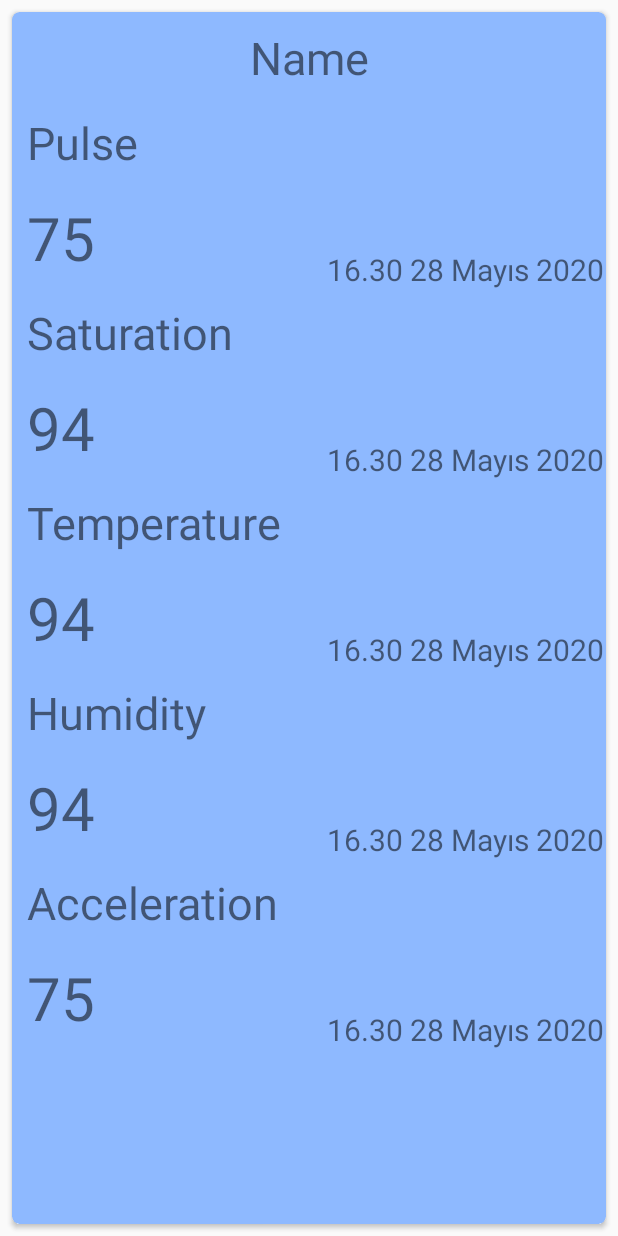
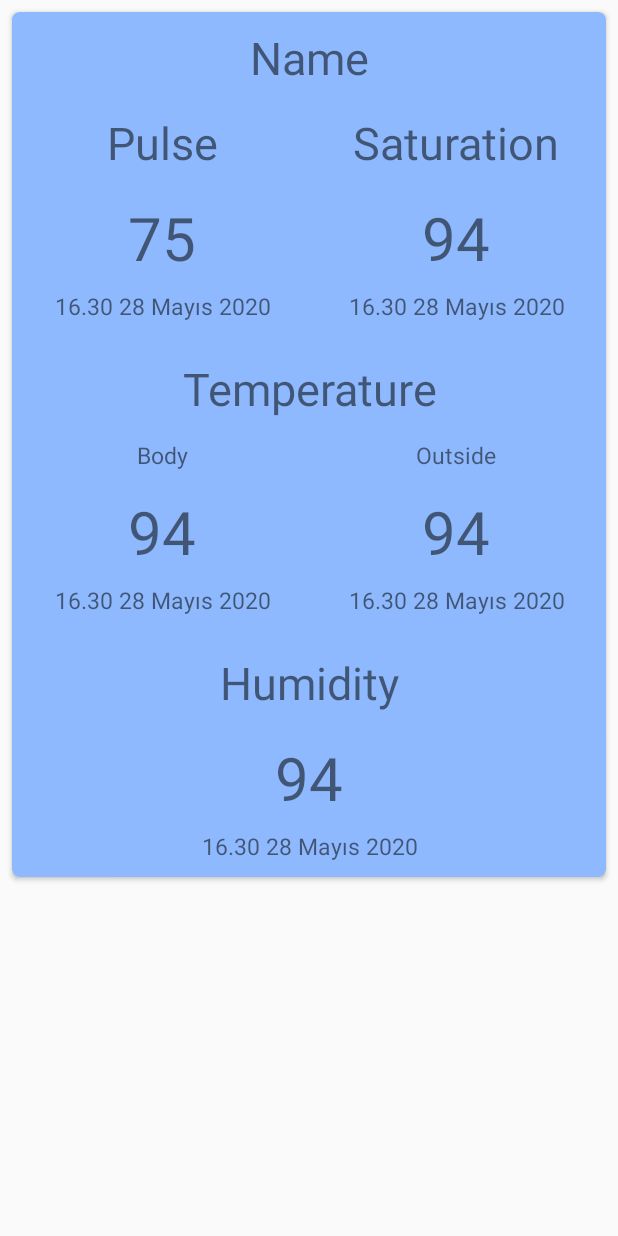
Before and after one commit to z61ahmetemre/Cristband, an Android app: the layout activity_main.xml on its own in the app's theme, with its tools: preview values and no code run, on a phone screen of 412 x 824 dp. Run offline under Robolectric (Android 15) with nearby library versions, the phone set to English and light mode, and no system bars.

Commit message:
some fixes

```diff
--- a/app/src/main/res/layout/activity_main.xml
+++ b/app/src/main/res/layout/activity_main.xml
@@ -5,9 +5,10 @@
     android:layout_width="match_parent"
     android:layout_height="match_parent"
     tools:context=".MainActivity">
-    <LinearLayout
+    <ScrollView
         android:layout_width="match_parent"
         android:layout_height="match_parent"
+        android:layout_marginBottom="8dp"
         android:orientation="vertical">
 
         <androidx.cardview.widget.CardView
@@ -33,13 +34,30 @@
                     android:textSize="30sp"
                     android:textAlignment="center"
                     android:layout_gravity="center"/>
-                <TextView
-                    android:id="@+id/heart_title"
+                <LinearLayout
                     android:layout_width="match_parent"
                     android:layout_height="wrap_content"
-                    android:padding="8dp"
-                    android:text="Pulse"
-                    android:textSize="30sp" />
+                    android:orientation="horizontal">
+                    <TextView
+                        android:id="@+id/heart_title"
+                        android:layout_width="match_parent"
+                        android:layout_height="wrap_content"
+                        android:gravity="center"
+                        android:padding="8dp"
+                        android:text="Pulse"
+                        android:textSize="30sp"
+                        android:layout_weight="2"/>
+
+                    <TextView
+                        android:id="@+id/oxygen_title"
+                        android:layout_width="match_parent"
+                        android:layout_height="wrap_content"
+                        android:padding="8dp"
+                        android:gravity="center"
+                        android:text="Saturation"
+                        android:textSize="30sp"
+                        android:layout_weight="2"/>
+                </LinearLayout>
 
                 <LinearLayout
                     android:layout_width="match_parent"
@@ -49,29 +67,26 @@
                         android:id="@+id/heart_data"
                         android:layout_width="wrap_content"
                         android:layout_height="wrap_content"
+                        android:gravity="center"
                         android:layout_gravity="left"
                         android:padding="8dp"
                         android:text="75"
                         android:textSize="40sp"
                         android:layout_weight="2"/>
                     <TextView
+                        android:id="@+id/oxygen_data"
                         android:layout_width="wrap_content"
                         android:layout_height="wrap_content"
-                        android:layout_gravity="bottom"
-                        android:text="16.30 28 Mayıs 2020"
-                        android:gravity="right"
-                        android:textSize="20sp"
-                        android:layout_weight="1"
-                        android:id="@+id/heart_timestamp"/>
+                        android:gravity="center"
+                        android:padding="8dp"
+                        android:layout_gravity="left"
+                        android:text="94"
+                        android:textSize="40sp"
+                        android:layout_weight="2"/>
+
                 </LinearLayout>
 
-                <TextView
-                    android:id="@+id/oxygen_title"
-                    android:layout_width="match_parent"
-                    android:layout_height="wrap_content"
-                    android:padding="8dp"
-                    android:text="Saturation"
-                    android:textSize="30sp" />
+
 
                 <LinearLayout
                     android:layout_width="match_parent"
@@ -79,31 +94,54 @@
                     android:orientation="horizontal">
 
                     <TextView
-                        android:id="@+id/oxygen_data"
-                        android:layout_width="wrap_content"
-                        android:layout_height="wrap_content"
-                        android:padding="8dp"
-                        android:layout_gravity="left"
-                        android:text="94"
-                        android:textSize="40sp"
-                        android:layout_weight="2"/>
-                    <TextView
                         android:layout_width="wrap_content"
                         android:layout_height="wrap_content"
                         android:layout_gravity="bottom"
                         android:text="16.30 28 Mayıs 2020"
-                        android:gravity="right"
-                        android:textSize="20sp"
-                        android:layout_weight="1"
+                        android:textSize="15sp"
+                        android:layout_weight="2"
+                        android:gravity="center"
+                        android:id="@+id/heart_timestamp"/>
+                    <TextView
+                        android:layout_width="wrap_content"
+                        android:layout_height="wrap_content"
+                        android:gravity="center"
+                        android:text="16.30 28 Mayıs 2020"
+                        android:textSize="15sp"
+                        android:layout_weight="2"
                         android:id="@+id/oxygen_timestamp"/>
                 </LinearLayout>
                 <TextView
                     android:id="@+id/temperature_title"
                     android:layout_width="match_parent"
                     android:layout_height="wrap_content"
+                    android:gravity="center"
                     android:padding="8dp"
+                    android:layout_marginTop="16dp"
                     android:text="Temperature"
                     android:textSize="30sp" />
+
+                <LinearLayout
+                    android:layout_width="match_parent"
+                    android:layout_height="wrap_content"
+                    android:orientation="horizontal">
+                    <TextView
+                        android:layout_width="match_parent"
+                        android:layout_height="wrap_content"
+                        android:layout_weight="2"
+                        android:text="Body"
+                        android:textSize="15sp"
+                        android:padding="5dp"
+                        android:gravity="center"/>
+                    <TextView
+                        android:layout_width="match_parent"
+                        android:layout_height="wrap_content"
+                        android:layout_weight="2"
+                        android:text="Outside"
+                        android:textSize="15sp"
+                        android:padding="5dp"
+                        android:gravity="center"/>
+                </LinearLayout>
 
                 <LinearLayout
                     android:layout_width="match_parent"
@@ -115,28 +153,61 @@
                         android:layout_width="wrap_content"
                         android:layout_height="wrap_content"
                         android:padding="8dp"
-                        android:layout_gravity="left"
+                        android:gravity="center"
                         android:text="94"
                         android:textSize="40sp"
                         android:layout_weight="2"/>
+
+                    <TextView
+                        android:id="@+id/temperature_body_data"
+                        android:layout_width="wrap_content"
+                        android:layout_height="wrap_content"
+                        android:padding="8dp"
+                        android:gravity="center"
+                        android:text="94"
+                        android:textSize="40sp"
+                        android:layout_weight="2"/>
+
+                </LinearLayout>
+
+                <LinearLayout
+                    android:layout_width="match_parent"
+                    android:layout_height="wrap_content"
+                    android:orientation="horizontal">
+
                     <TextView
                         android:layout_width="wrap_content"
                         android:layout_height="wrap_content"
                         android:layout_gravity="bottom"
                         android:text="16.30 28 Mayıs 2020"
-                        android:gravity="right"
-                        android:textSize="20sp"
-                        android:layout_weight="1"
+                        android:textSize="15sp"
+                        android:layout_weight="2"
+                        android:gravity="center"
+                        android:id="@+id/temperature_body_timestamp"/>
+                    <TextView
+                        android:layout_width="wrap_content"
+                        android:layout_height="wrap_content"
+                        android:gravity="center"
+                        android:text="16.30 28 Mayıs 2020"
+                        android:textSize="15sp"
+                        android:layout_weight="2"
                         android:id="@+id/temperature_timestamp"/>
                 </LinearLayout>
-
+                <LinearLayout
+                    android:layout_width="match_parent"
+                    android:layout_height="wrap_content"
+                    android:orientation="horizontal"
+                    android:layout_marginTop="16dp">
                 <TextView
                     android:id="@+id/humidity_title"
                     android:layout_width="match_parent"
                     android:layout_height="wrap_content"
                     android:padding="8dp"
                     android:text="Humidity"
+                    android:layout_weight="2"
+                    android:gravity="center"
                     android:textSize="30sp" />
+                </LinearLayout>
 
                 <LinearLayout
                     android:layout_width="match_parent"
@@ -148,55 +219,61 @@
                         android:layout_width="wrap_content"
                         android:layout_height="wrap_content"
                         android:padding="8dp"
-                        android:layout_gravity="left"
+                        android:gravity="center"
                         android:text="94"
                         android:textSize="40sp"
                         android:layout_weight="2"/>
-                    <TextView
-                        android:layout_width="wrap_content"
-                        android:layout_height="wrap_content"
-                        android:layout_gravity="bottom"
-                        android:gravity="right"
-                        android:text="16.30 28 Mayıs 2020"
-                        android:textSize="20sp"
-                        android:layout_weight="1"
-                        android:id="@+id/humidity_timestamp"/>
                 </LinearLayout>
-
-                <TextView
-                    android:id="@+id/accelaration_title"
-                    android:layout_width="match_parent"
-                    android:layout_height="wrap_content"
-                    android:padding="8dp"
-                    android:text="Acceleration"
-                    android:textSize="30sp" />
 
                 <LinearLayout
                     android:layout_width="match_parent"
                     android:layout_height="wrap_content"
-                    android:orientation="horizontal">
-                    <TextView
-                        android:id="@+id/acceleration_data"
-                        android:layout_width="wrap_content"
-                        android:layout_height="wrap_content"
-                        android:layout_gravity="left"
-                        android:padding="8dp"
-                        android:text="75"
-                        android:textSize="40sp"
-                        android:layout_weight="2"/>
+                    android:orientation="horizontal"
+                    android:paddingBottom="8dp">
+
                     <TextView
                         android:layout_width="wrap_content"
                         android:layout_height="wrap_content"
-                        android:layout_gravity="bottom"
+                        android:gravity="center"
                         android:text="16.30 28 Mayıs 2020"
-                        android:gravity="right"
-                        android:textSize="20sp"
-                        android:layout_weight="1"
-                        android:id="@+id/acceleration_timestamp"/>
+                        android:textSize="15sp"
+                        android:layout_weight="2"
+                        android:id="@+id/humidity_timestamp"/>
                 </LinearLayout>
+                <!--                <TextView-->
+                <!--                    android:id="@+id/accelaration_title"-->
+                <!--                    android:layout_width="match_parent"-->
+                <!--                    android:layout_height="wrap_content"-->
+                <!--                    android:padding="8dp"-->
+                <!--                    android:text="Acceleration"-->
+                <!--                    android:textSize="30sp" />-->
+
+                <!--                <LinearLayout-->
+                <!--                    android:layout_width="match_parent"-->
+                <!--                    android:layout_height="wrap_content"-->
+                <!--                    android:orientation="horizontal">-->
+                <!--                    <TextView-->
+                <!--                        android:id="@+id/acceleration_data"-->
+                <!--                        android:layout_width="wrap_content"-->
+                <!--                        android:layout_height="wrap_content"-->
+                <!--                        android:layout_gravity="left"-->
+                <!--                        android:padding="8dp"-->
+                <!--                        android:text="75"-->
+                <!--                        android:textSize="40sp"-->
+                <!--                        android:layout_weight="2"/>-->
+                <!--                    <TextView-->
+                <!--                        android:layout_width="wrap_content"-->
+                <!--                        android:layout_height="wrap_content"-->
+                <!--                        android:layout_gravity="bottom"-->
+                <!--                        android:text="16.30 28 Mayıs 2020"-->
+                <!--                        android:gravity="right"-->
+                <!--                        android:textSize="20sp"-->
+                <!--                        android:layout_weight="1"-->
+                <!--                        android:id="@+id/acceleration_timestamp"/>-->
+                <!--                </LinearLayout>-->
             </LinearLayout>
         </androidx.cardview.widget.CardView>
 
-    </LinearLayout>
+    </ScrollView>
 
 </androidx.constraintlayout.widget.ConstraintLayout>
```
Also changed, not shown: app/src/main/java/com/example/cristband/Data.java (+7 -7 lines), app/src/main/java/com/example/cristband/MainActivity.java (+36 -27 lines), app/src/main/java/com/example/cristband/User.java (+10 -0 lines), app/src/main/java/com/example/cristband/UserHolder.java (+10 -1 lines).
